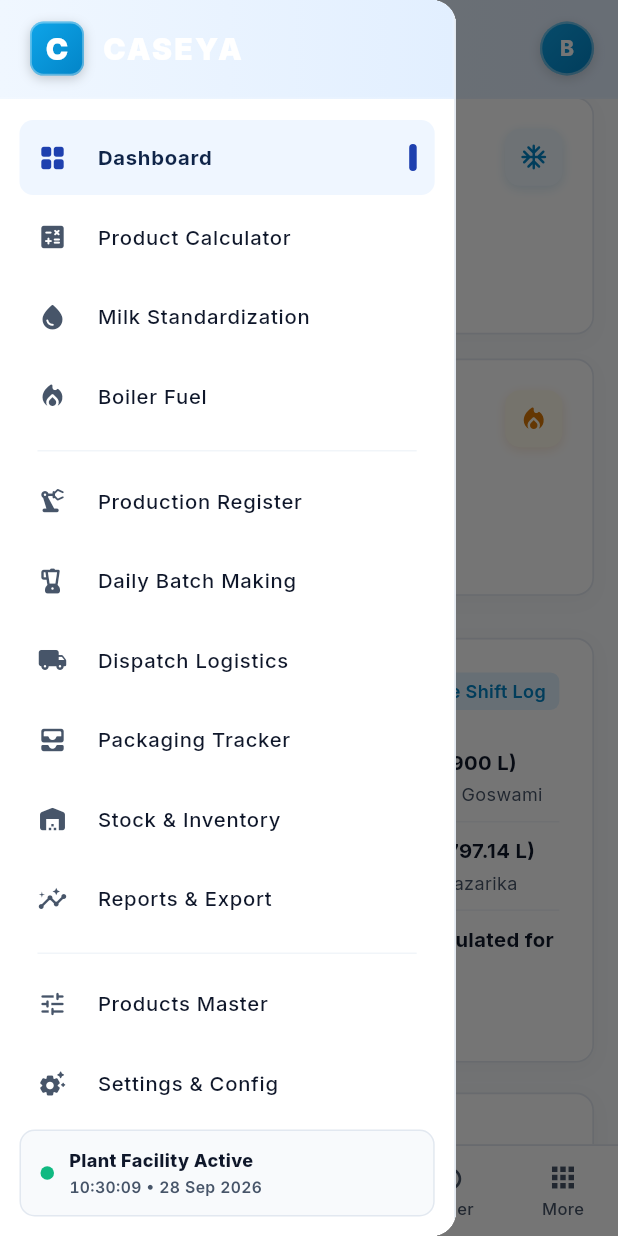
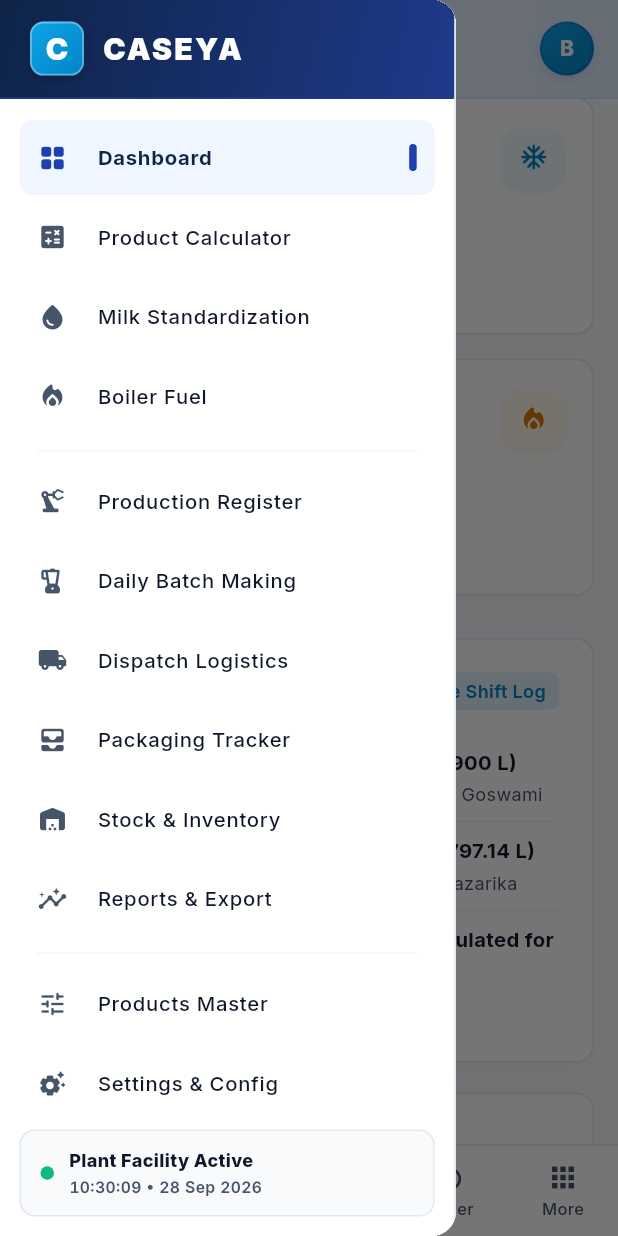
Before and after one commit to wingglexbiraj-max/caseya, a Flutter app: the screen it shows after launch, scrolled down 576 dp, after a tap on the "menu" icon, on a phone screen of 412 x 824 dp. Run offline on Flutter 3.47's test engine with Material 3 defaults, Android fonts, the phone set to English and light mode, and no system bars; our stand-ins replace flutter_riverpod, google_fonts, shared_preferences.

Commit message:
style(header): separate header colors with welcome card deep navy for CASEYA and low-opacity blue for page heading

```diff
--- a/lib/core/constants/app_colors.dart
+++ b/lib/core/constants/app_colors.dart
@@ -89,7 +89,25 @@
     end: Alignment.centerRight,
   );
 
-  // Header Section (Modern Low-Opacity Precision Blue)
+  // Welcome Back Card Blue (Plant Control Center / Deep Executive Navy)
+  static const Color welcomeCardBgStart = Color(0xFF0F2448);
+  static const Color welcomeCardBgEnd = Color(0xFF1E3A8A);
+  static const LinearGradient welcomeCardGradient = LinearGradient(
+    colors: [Color(0xFF0F2448), Color(0xFF1E3A8A)],
+    begin: Alignment.topLeft,
+    end: Alignment.bottomRight,
+  );
+
+  // Left Sidebar CASEYA Brand Header (Uses Welcome Card Blue)
+  static const Color brandHeaderBackground = Color(0xFF0F2448);
+  static const Color brandHeaderBorder = Color(0xFF1E3A8A);
+  static const LinearGradient brandHeaderGradient = LinearGradient(
+    colors: [Color(0xFF0F2448), Color(0xFF1E3A8A)],
+    begin: Alignment.topLeft,
+    end: Alignment.bottomRight,
+  );
+
+  // Right Page Heading Header Section (Modern Low-Opacity Precision Blue)
   static const Color headerBackground = Color(0xFFF0F7FF);
   static const Color headerBorder = Color(0xFFCCE2FE);
   static const LinearGradient headerGradient = LinearGradient(
--- a/lib/core/theme/app_theme.dart
+++ b/lib/core/theme/app_theme.dart
@@ -150,12 +150,12 @@
       ),
       appBarTheme: const AppBarTheme(
         backgroundColor: AppColors.headerBackground,
-        foregroundColor: Colors.white,
+        foregroundColor: AppColors.textPrimary,
         elevation: 0,
         scrolledUnderElevation: 0,
         centerTitle: false,
         titleTextStyle: TextStyle(
-          color: Colors.white,
+          color: AppColors.textPrimary,
           fontSize: 18,
           fontWeight: FontWeight.w700,
         ),
--- a/lib/core/widgets/app_header.dart
+++ b/lib/core/widgets/app_header.dart
@@ -28,16 +28,16 @@
       decoration: BoxDecoration(
         color: AppColors.headerBackground,
         gradient: AppColors.headerGradient,
-        border: Border(
+        border: const Border(
           bottom: BorderSide(
-            color: Colors.white.withValues(alpha: 0.15),
+            color: AppColors.headerBorder,
             width: 1.2,
           ),
         ),
         boxShadow: [
           BoxShadow(
-            color: Colors.black.withValues(alpha: 0.12),
-            blurRadius: 8,
+            color: const Color(0xFF0F2448).withValues(alpha: 0.04),
+            blurRadius: 6,
             offset: const Offset(0, 2),
           ),
         ],
@@ -46,28 +46,43 @@
         children: [
           if (isMobile) ...[
             IconButton(
-              icon: const Icon(Icons.menu_rounded, color: Colors.white),
+              icon: const Icon(Icons.menu_rounded, color: AppColors.textPrimary),
               onPressed: onMenuPressed,
               tooltip: 'Open Menu',
             ),
             const SizedBox(width: 8),
           ],
 
-          // Clean Page Title (Complete Blue Header, Crisp White Typography)
+          // Clean Page Title (Low-Opacity Blue Header with Deep Executive Navy Typography)
+          Expanded(
+            child: Row(
+              children: [
+                Container(
+                  width: 3.5,
+                  height: 18,
+                  decoration: BoxDecoration(
+                    color: AppColors.primary,
+                    borderRadius: BorderRadius.circular(2),
+                  ),
+                ),
+                const SizedBox(width: 10),
                 Expanded(
                   child: Text(
                     activeTitle,
                     style: TextStyle(
-                fontSize: isMobile ? 18 : 22,
+                      fontSize: isMobile ? 18 : 21,
                       fontWeight: FontWeight.w900,
-                color: Colors.white,
+                      color: const Color(0xFF0F2448),
                       letterSpacing: -0.4,
                     ),
                     overflow: TextOverflow.ellipsis,
                   ),
                 ),
+              ],
+            ),
+          ),
 
-          // User Profile Tag with Emerald Gradient Avatar
+          // User Profile Tag with Emerald/Cyan Avatar and Crisp Dark Typography
           Row(
             children: [
               Container(
@@ -77,12 +92,12 @@
                   gradient: AppColors.cyanGradient,
                   shape: BoxShape.circle,
                   border: Border.all(
-                    color: Colors.white.withValues(alpha: 0.4),
+                    color: AppColors.primary.withValues(alpha: 0.25),
                     width: 1.5,
                   ),
                   boxShadow: [
                     BoxShadow(
-                      color: Colors.black.withValues(alpha: 0.15),
+                      color: AppColors.primary.withValues(alpha: 0.15),
                       blurRadius: 6,
                       offset: const Offset(0, 2),
                     ),
@@ -109,16 +124,16 @@
                       user.name,
                       style: const TextStyle(
                         fontSize: 13,
-                        fontWeight: FontWeight.w700,
-                        color: Colors.white,
+                        fontWeight: FontWeight.w800,
+                        color: AppColors.textPrimary,
                       ),
                     ),
                     Text(
                       user.employeeCode,
-                      style: TextStyle(
+                      style: const TextStyle(
                         fontSize: 11,
-                        color: Colors.white.withValues(alpha: 0.75),
-                        fontWeight: FontWeight.w500,
+                        color: AppColors.textSecondary,
+                        fontWeight: FontWeight.w600,
                       ),
                     ),
                   ],
--- a/lib/core/widgets/app_sidebar.dart
+++ b/lib/core/widgets/app_sidebar.dart
@@ -61,20 +61,20 @@
       ),
       child: Column(
         children: [
-          // Brand Header with Complete Blue Background (Matching AppHeader)
+          // Brand Header with Deep Welcome Card Navy Blue Background
           Container(
             height: 66,
             padding: const EdgeInsets.symmetric(horizontal: 20),
-            decoration: BoxDecoration(
-              color: AppColors.headerBackground,
-              gradient: AppColors.headerGradient,
+            decoration: const BoxDecoration(
+              color: AppColors.brandHeaderBackground,
+              gradient: AppColors.brandHeaderGradient,
               border: Border(
                 bottom: BorderSide(
-                  color: Colors.white.withValues(alpha: 0.15),
+                  color: Color(0xFF1E3A8A),
                   width: 1.2,
                 ),
                 right: BorderSide(
-                  color: Colors.white.withValues(alpha: 0.15),
+                  color: Color(0xFF1E3A8A),
                   width: 1.2,
                 ),
               ),
```
Lines whose indentation alone changed are shown as unchanged.
